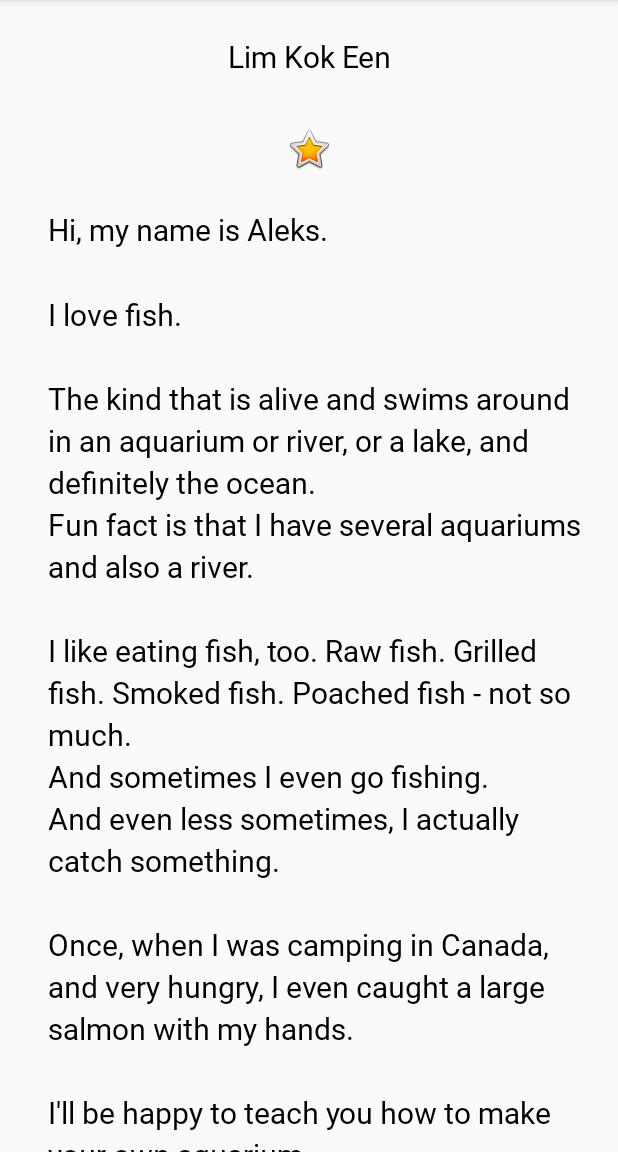
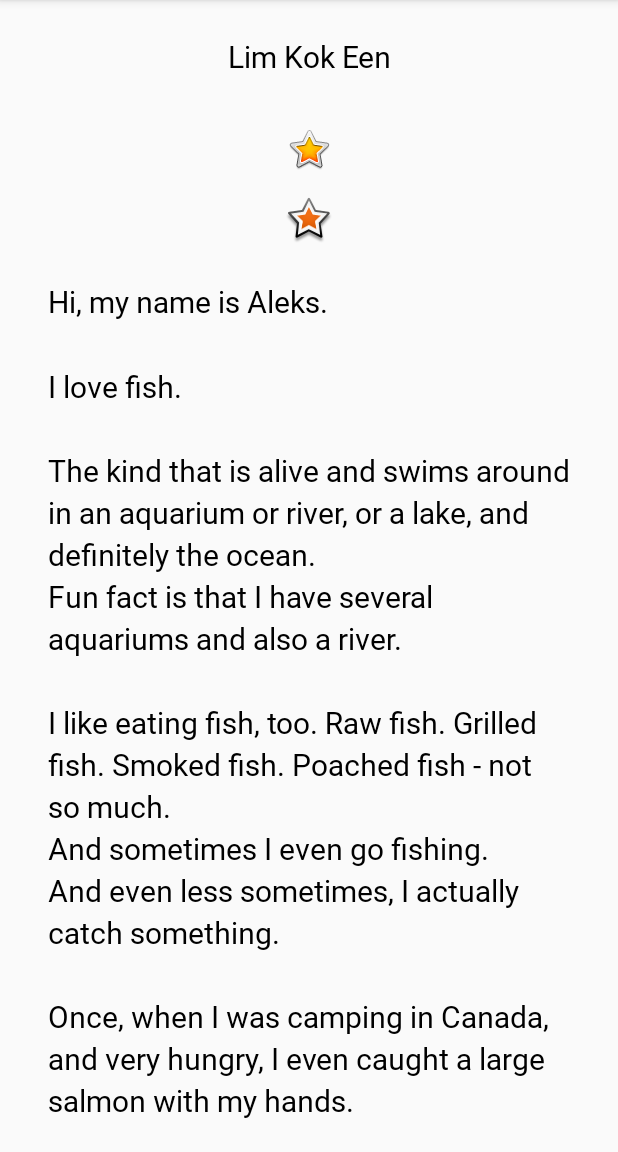
Before and after one commit to cherrylim99/AboutMe, an Android app: the screen it shows after launch (MainActivity), on a phone screen of 412 x 824 dp, the part 84-1236 px from its top. Run offline under Robolectric (Android 15) with nearby library versions, the phone set to English and light mode, and no system bars.

Commit message:
Practical_2_v2: - Added another ImageView inside ScrollView - with complete the above functions, included a LinearLayout to support two children

```diff
--- a/app/src/main/res/layout/activity_main.xml
+++ b/app/src/main/res/layout/activity_main.xml
@@ -29,6 +29,19 @@
         android:layout_width="match_parent"
         android:layout_height="match_parent">
 
+        <LinearLayout
+            android:layout_width="match_parent"
+            android:layout_height="wrap_content"
+            android:orientation="vertical">
+
+            <ImageView
+                android:id="@+id/star_image2"
+                android:layout_width="match_parent"
+                android:layout_height="wrap_content"
+                android:layout_marginTop="16dp"
+                android:contentDescription="@string/yellow_star2"
+                app:srcCompat="@android:drawable/star_big_on" />
+
             <TextView
                 android:id="@+id/bio_text"
                 style="@style/NameStyle"
@@ -36,7 +49,8 @@
                 android:layout_height="wrap_content"
                 android:lineSpacingMultiplier="1.2"
                 android:paddingStart="@dimen/layout_padding"
-            android:paddingLeft="@dimen/layout_padding"
+                android:paddingEnd="@dimen/layout_padding"
                 android:text="@string/bio" />
+        </LinearLayout>
     </ScrollView>
 </LinearLayout>
--- a/app/src/main/res/values/strings.xml
+++ b/app/src/main/res/values/strings.xml
@@ -13,4 +13,5 @@
     \n\nI\'ll be happy to teach you how to make your own aquarium.
     \nYou should ask someone else about fishing, though.\n\n
     </string>
+    <string name="yellow_star2">Yellow Star 2</string>
 </resources>
```
Lines whose indentation alone changed are shown as unchanged.
